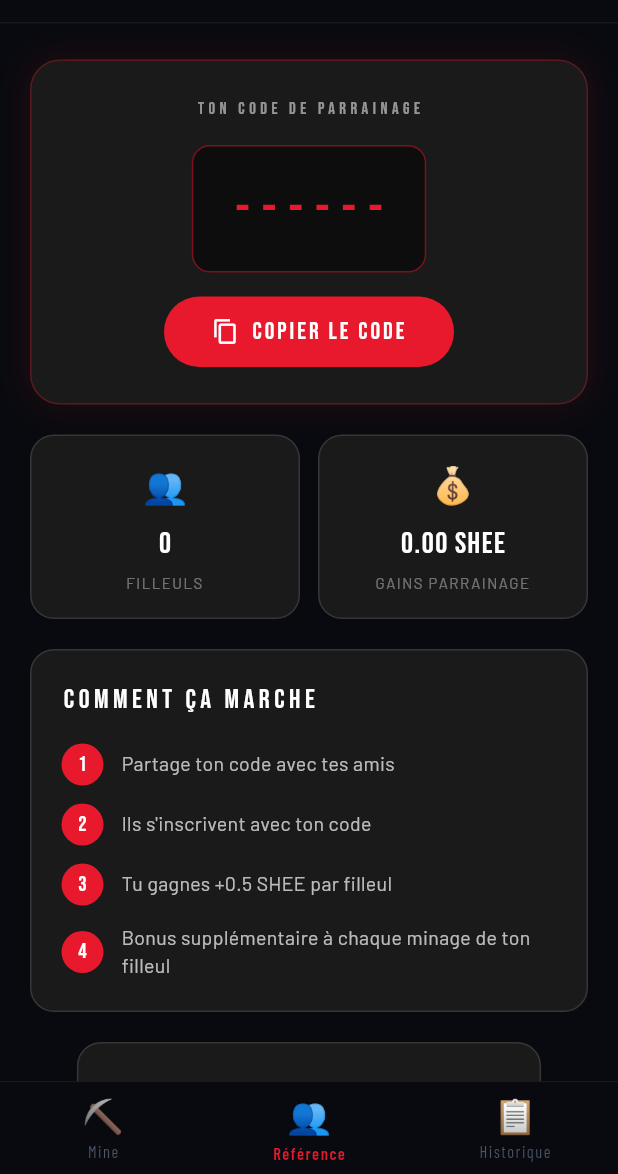
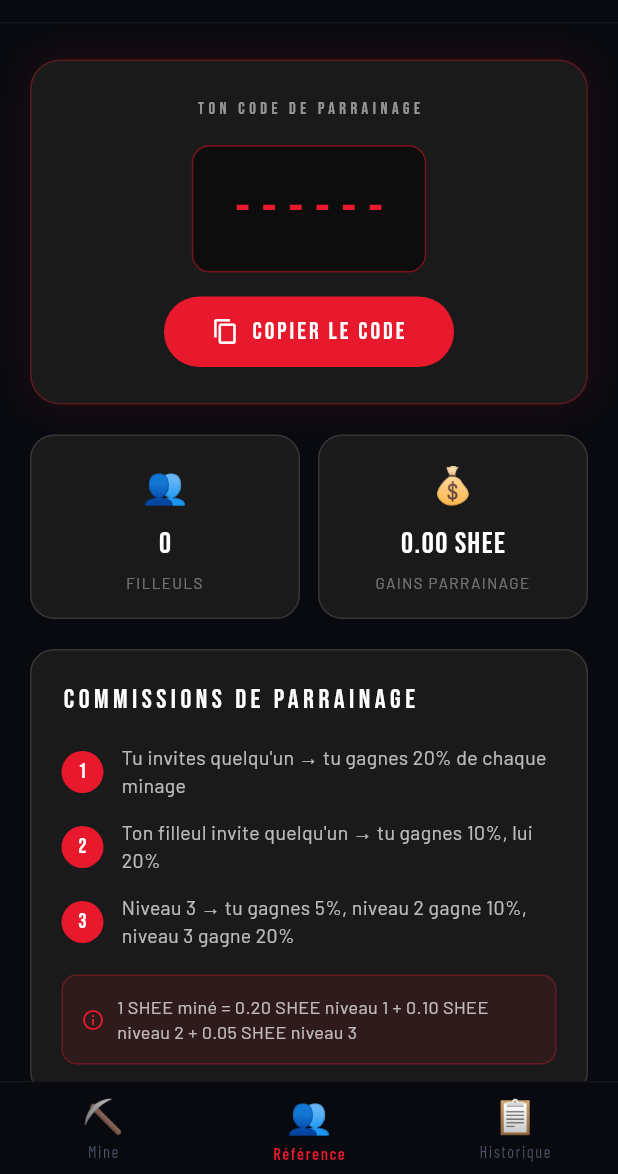
Before and after one commit to davartechnology/rebel-mine, a Flutter app: the MainScreen screen opened by its route, item 2 of the bottom bar chosen, on a phone screen of 412 x 824 dp, the part 62-1236 px from its top. Run offline on Flutter 3.47's test engine with Material 3 defaults, Android fonts, the phone set to English and light mode, and no system bars; our stand-ins replace google_mobile_ads, shared_preferences; accounts and stored records are empty; network calls fail.

Commit message:
Fix mine tab - animation, mounted checks, referral info

```diff
--- a/mobile/lib/tabs/history_tab.dart
+++ b/mobile/lib/tabs/history_tab.dart
@@ -237,7 +237,7 @@ class _HistoryTabState extends State<HistoryTab> {
   Widget _buildTransactionItem(dynamic t) {
     final type = t['type'] as String?;
     final color = _getColor(type);
-    final amount = (t['amount'] ?? 0.0).toDouble();
+    final amount = double.tryParse(t['amount'].toString()) ?? 0.0;
     final isWithdrawal = type == 'withdrawal';
 
     return Container(
--- a/mobile/lib/tabs/referral_tab.dart
+++ b/mobile/lib/tabs/referral_tab.dart
@@ -241,7 +241,7 @@ class _ReferralTabState extends State<ReferralTab> {
       crossAxisAlignment: CrossAxisAlignment.start,
       children: [
         const Text(
-            'COMMENT ÇA MARCHE',
+          'COMMISSIONS DE PARRAINAGE',
           style: TextStyle(
             color: Colors.white,
             fontFamily: 'BebasNeue',
@@ -250,13 +250,32 @@ class _ReferralTabState extends State<ReferralTab> {
           ),
         ),
         const SizedBox(height: 16),
-          _buildStep('1', 'Partage ton code avec tes amis'),
+        _buildStep('1', 'Tu invites quelqu\'un → tu gagnes 20% de chaque minage'),
         const SizedBox(height: 12),
-          _buildStep('2', 'Ils s\'inscrivent avec ton code'),
+        _buildStep('2', 'Ton filleul invite quelqu\'un → tu gagnes 10%, lui 20%'),
         const SizedBox(height: 12),
-          _buildStep('3', 'Tu gagnes +0.5 SHEE par filleul'),
-          const SizedBox(height: 12),
-          _buildStep('4', 'Bonus supplémentaire à chaque minage de ton filleul'),
+        _buildStep('3', 'Niveau 3 → tu gagnes 5%, niveau 2 gagne 10%, niveau 3 gagne 20%'),
+        const SizedBox(height: 16),
+        Container(
+          padding: const EdgeInsets.all(12),
+          decoration: BoxDecoration(
+            color: AppColors.red.withOpacity(0.1),
+            borderRadius: BorderRadius.circular(10),
+            border: Border.all(color: AppColors.red.withOpacity(0.3)),
+          ),
+          child: const Row(
+            children: [
+              Icon(Icons.info_outline, color: AppColors.red, size: 16),
+              SizedBox(width: 8),
+              Expanded(
+                child: Text(
+                  '1 SHEE miné = 0.20 SHEE niveau 1 + 0.10 SHEE niveau 2 + 0.05 SHEE niveau 3',
+                  style: TextStyle(color: Colors.white70, fontSize: 12),
+                ),
+              ),
+            ],
+          ),
+        ),
       ],
     ),
   );
```
Also changed, not shown: mobile/lib/tabs/mine_tab.dart (+99 -24 lines), 1 other file. Lines whose indentation alone changed are shown as unchanged.
